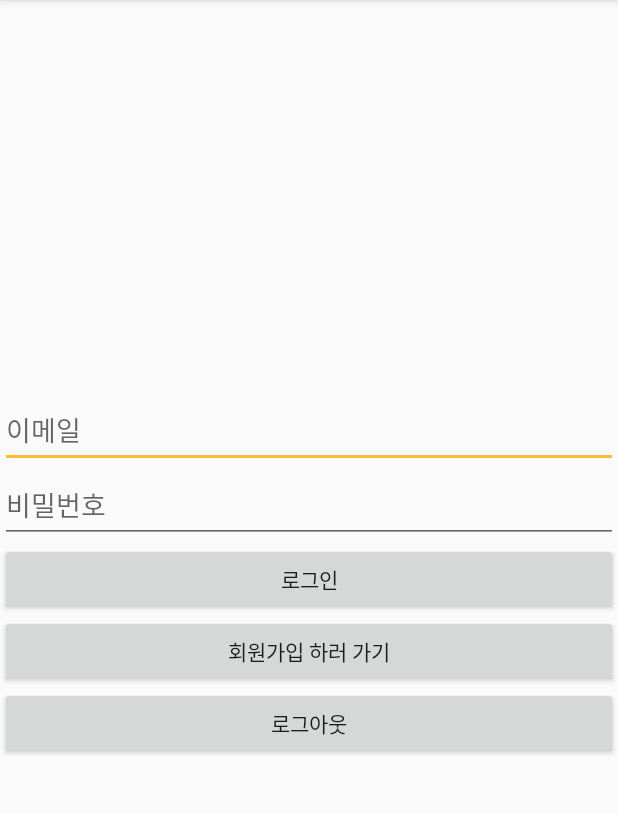
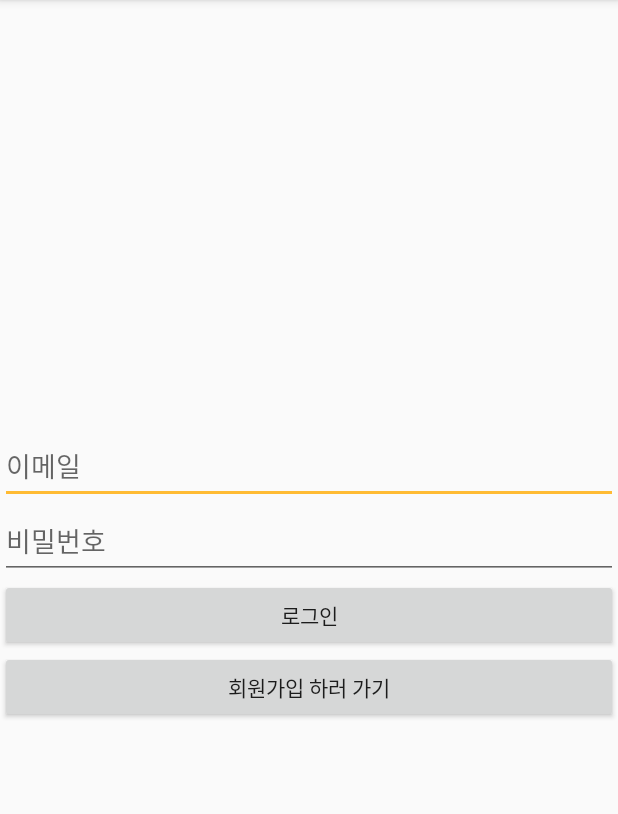
Before and after one commit to yoyowasi/ReadingBooks, an Android app built with Jetpack Compose: the screen it shows after launch (LoginActivity), on a phone screen of 412 x 824 dp, the part 84-898 px from its top. Run offline under Robolectric (Android 15) with nearby library versions, the phone set to English and light mode, and no system bars; our stand-ins replace Firebase (no records; nobody signed in at launch, a user with empty details on screens opened directly).

Commit message:
로그 아웃 버튼 숨김 처리

```diff
--- a/app/src/main/res/layout/activity_login.xml
+++ b/app/src/main/res/layout/activity_login.xml
@@ -35,7 +35,8 @@
         android:id="@+id/btnLogout"
         android:layout_width="match_parent"
         android:layout_height="wrap_content"
-        android:text="로그아웃" />
+        android:text="로그아웃"
+        android:visibility="gone"/>
 
 
 </LinearLayout>
```
